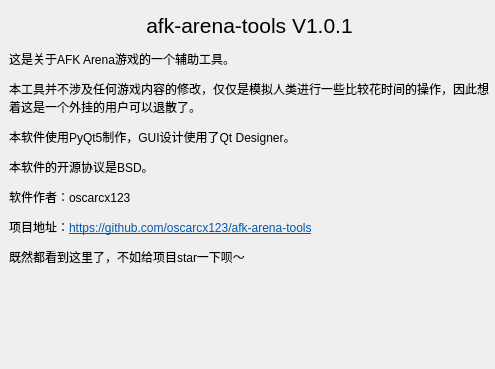
This is about_gui.ui in oscarcx123/afk-arena-tools as Qt 5 draws it before an edit. The edited form follows.
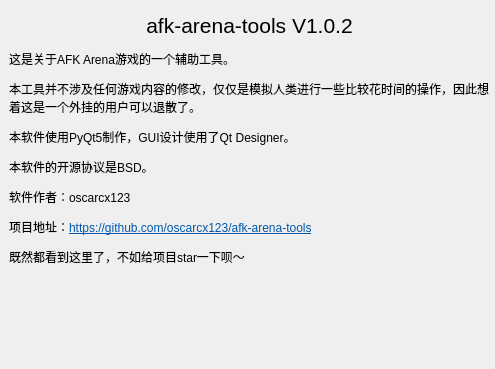
This is the edited form.

What changed in the file:
```diff
--- a/about_gui.ui
+++ b/about_gui.ui
@@ -28,7 +28,7 @@
     </font>
    </property>
    <property name="text">
-    <string>afk-arena-tools V1.0.1</string>
+    <string>afk-arena-tools V1.0.2</string>
    </property>
    <property name="alignment">
     <set>Qt::AlignCenter</set>
```
